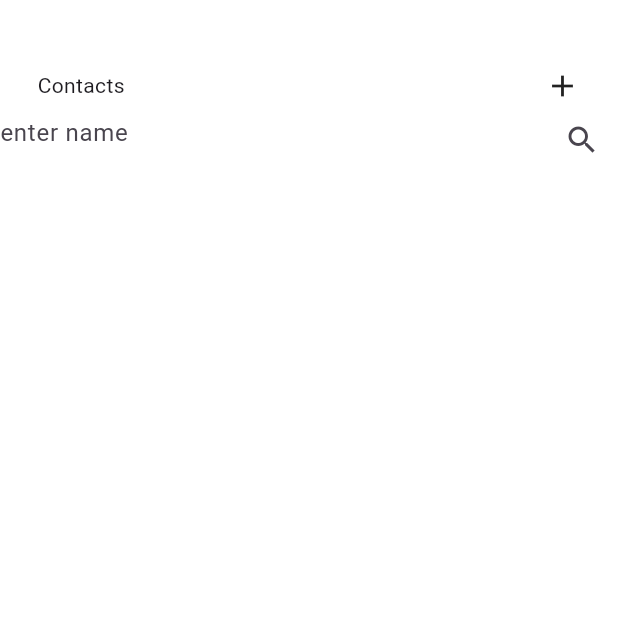
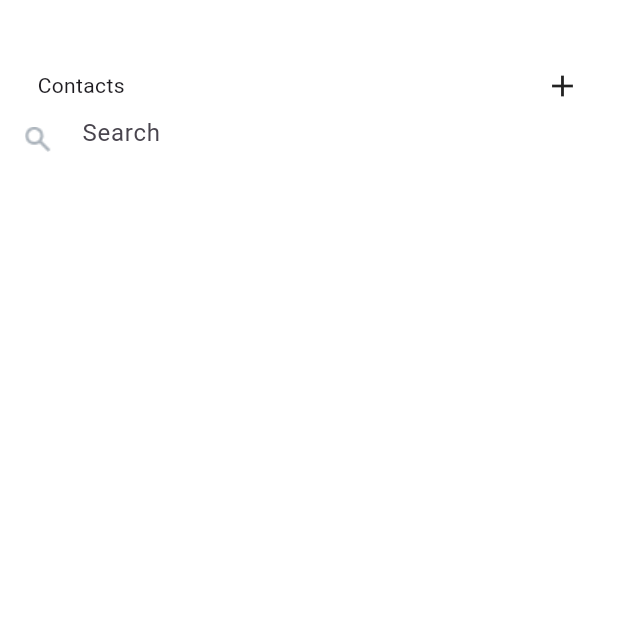
Before and after one commit to diilshadkt/chateo, a Flutter app: the contacts screen opened directly, on a phone screen of 412 x 824 dp, the top half of it. Run offline on Flutter 3.47's test engine with Material 3 defaults, Android fonts, the phone set to English and light mode, and no system bars; our stand-ins replace flutter_hooks, flutter_riverpod, go_router, hooks_riverpod, riverpod_annotation; generated files the repository leaves out were written again.

Commit message:
firebase core & auth packages added

```diff
--- a/lib/core/router/router.dart
+++ b/lib/core/router/router.dart
@@ -1,4 +1,4 @@
-import 'package:chateo/auth/view/pages/landing_page.dart';
+import 'package:chateo/features/auth/view/pages/landing_page.dart';
 import 'package:go_router/go_router.dart';
 
 final route = GoRouter(routes: [
--- a/lib/core/widgets/serch_field_widget.dart
+++ /dev/null
@@ -1,16 +0,0 @@
-import 'package:flutter/material.dart';
-
-class SearchFieldWidget extends StatelessWidget {
-  const SearchFieldWidget({super.key});
-
-  @override
-  Widget build(BuildContext context) {
-    return TextField(
-      decoration: InputDecoration(
-        border: InputBorder.none,
-        hintText: "enter name",
-        suffixIcon: Icon(Icons.search)
-      ),
-    );
-  }
-}
--- /dev/null
+++ b/lib/core/widgets/textfield_widget.dart
@@ -0,0 +1,17 @@
+import 'package:flutter/material.dart';
+
+class TextfieldWidget extends StatelessWidget {
+  final String? label;
+  final Widget? icon;
+  const TextfieldWidget({super.key, this.label, this.icon,});
+
+  @override
+  Widget build(BuildContext context) {
+    return  TextField(
+      decoration: InputDecoration(
+          border: InputBorder.none,
+          hintText: label,
+          prefixIcon: icon),
+    );
+  }
+}
--- a/lib/home/contacts.dart
+++ b/lib/features/home/contacts.dart
@@ -1,4 +1,4 @@
-import 'package:chateo/core/widgets/serch_field_widget.dart';
+import 'package:chateo/core/widgets/textfield_widget.dart';
 import 'package:flutter/material.dart';
 
 class contacts extends StatelessWidget {
@@ -19,8 +19,10 @@ class contacts extends StatelessWidget {
               children: [Expanded(child: Text("Contacts")), Icon(Icons.add)],
             ),
           ),
-
-          SearchFieldWidget(),
+          TextfieldWidget(
+            label: "Search",
+            icon: Image(image: AssetImage("assets/icons/ic_search.png")),
+          ),
         ],
       ),
     );
--- a/pubspec.yaml
+++ b/pubspec.yaml
@@ -42,6 +42,8 @@ dependencies:
   json_annotation: ^4.9.0
   flutter_hooks: ^0.20.5
   hooks_riverpod: ^2.6.1
+  firebase_core: ^3.9.0
+  firebase_auth: ^5.3.4
 
 dev_dependencies:
   flutter_test:
```
Also changed, not shown: lib/features/nav/view/pages/navigation_page.dart (renamed from lib/nav/view/pages/navigation_page.dart, +4 -4 lines), lib/main.dart (+7 -6 lines), lib/features/auth/view/pages/landing_page.dart (renamed from lib/auth/view/pages/landing_page.dart), lib/features/home/chat.dart (renamed from lib/home/chat.dart), lib/features/home/more.dart (renamed from lib/home/more.dart), lib/features/nav/controller/navigation_controller.dart (renamed from lib/nav/controller/navigation_controller.dart), lib/features/nav/controller/navigation_controller.g.dart (renamed from lib/nav/controller/navigation_controller.g.dart), pubspec.lock, 3 other files.
